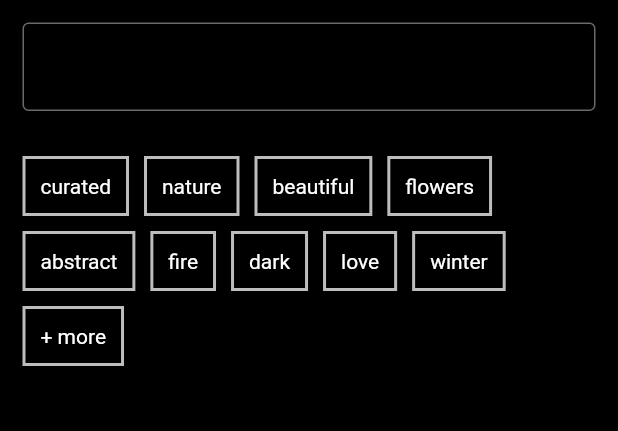
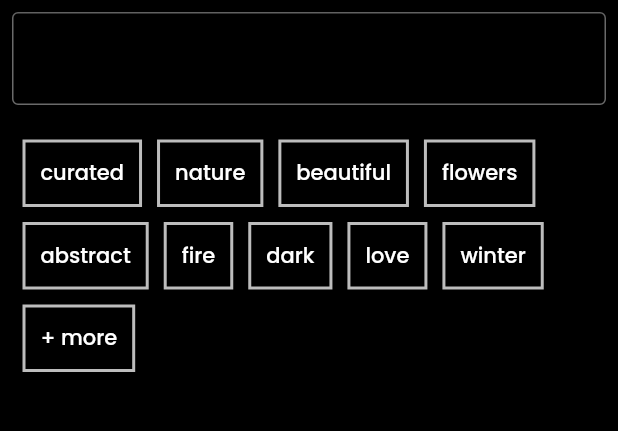
Before and after one commit to nibsuoogee/gallery-app-flutter, a Flutter app: the screen it shows after launch, on a phone screen of 412 x 824 dp, the part 84-515 px from its top. Run offline on Flutter 3.47's test engine with Material 2 defaults, Android fonts, the phone set to English and light mode, and no system bars; Roboto replaces fonts that are missing (Kanit).

Commit message:
Images now stored in maps so photographer and id can be displayed

```diff
--- a/lib/main.dart
+++ b/lib/main.dart
@@ -16,7 +16,7 @@ class MyApp extends StatelessWidget {
       title: 'Flutter Demo',
       theme: ThemeData(
         primarySwatch: Colors.red,
-        fontFamily: 'Kanit',
+        fontFamily: 'Poppins',
       ),
       home: const MyHomePage(title: 'GARBO GALLERY'),
     );
@@ -37,7 +37,7 @@ class _MyHomePageState extends State<MyHomePage> {
   final List<String> _searchArray = ['curated', 'nature', 'beautiful', 'flowers', 'abstract', 'fire', 'dark', 'love', 'winter', '+ more'];
   final List<String> _searchArrayExtension = ['curated', 'nature', 'beautiful', 'flowers', 'abstract', 'fire', 'dark', 'love', 'winter', 'business', 'technology', 'space', 'city', 'dog', 'cat', 'beach', 'mountain', 'gamer', 'car', 'sports', 'science', 'landscape','- less'];
   String selectedWord = 'None';
-  List<String> _images = [];
+  List<Map> _images = [];
   final ScrollController _scrollController = ScrollController();
   late FocusNode myFocusNode;
   TextEditingController myController = TextEditingController();
@@ -79,10 +79,14 @@ class _MyHomePageState extends State<MyHomePage> {
     if (response.statusCode == 200) {
       final data = jsonDecode(response.body) as Map;
 
-      List<String> responseImages = [];
+      List<Map> responseImages = [];
 
       for (Map<String, dynamic> element in data['photos']) {
-        responseImages.add(element['src']['portrait']);
+        var elementMap = <String, dynamic>{};
+        elementMap ['image'] =  element['src']['portrait'];
+        elementMap ['photographer'] =  element['photographer'];
+        elementMap ['id'] =  element['id'];
+        responseImages.add(elementMap);
       }
 
       setState(() {
@@ -93,12 +97,6 @@ class _MyHomePageState extends State<MyHomePage> {
     } else {
       throw Exception('Failed to load data');
     }
-  }
-
-  void addCollie() {
-    setState(() {
-      _images.add("https://www.vastavalo.net/albums/userpics/13414/normal_4564_collie.jpg");
-    });
   }
 
   @override
@@ -122,7 +120,7 @@ class _MyHomePageState extends State<MyHomePage> {
             itemBuilder: (context, int index){
               if (index == 0) {
               return Padding(
-                padding: const EdgeInsets.all(15),
+                padding: const EdgeInsets.all(8.0),
                 child: TextFormField(
 
                   controller: myController,
@@ -134,8 +132,8 @@ class _MyHomePageState extends State<MyHomePage> {
                     makeApiRequest(myController.text);
                   },
                   focusNode: myFocusNode,
-                  cursorColor: Color.fromARGB(255, 255, 255, 255),
-                  style: TextStyle(color: Color.fromARGB(255, 255, 255, 255)),
+                  cursorColor: const Color.fromARGB(255, 255, 255, 255),
+                  style: const TextStyle(color: Color.fromARGB(255, 255, 255, 255)),
                   decoration: const InputDecoration(
                     border: OutlineInputBorder(),
                     enabledBorder: OutlineInputBorder(
@@ -178,10 +176,10 @@ class _MyHomePageState extends State<MyHomePage> {
                     makeApiRequest(selectedWord);
                   },
                   child: Container(
-                    padding: EdgeInsets.all(10),
+                    padding: const EdgeInsets.all(8.0),
                     decoration: BoxDecoration(
                     border: Border.all(
-                      color: Color.fromARGB(255, 224, 224, 224),
+                      color: const Color.fromARGB(255, 224, 224, 224),
                       width: 2,
                     ),
                     ),
@@ -199,10 +197,10 @@ class _MyHomePageState extends State<MyHomePage> {
                     scrollToTop();
                   },
                   child: Container(
-                    padding: EdgeInsets.all(10),
+                    padding: const EdgeInsets.all(8.0),
                     decoration: BoxDecoration(
                     border: Border.all(
-                      color: Color.fromARGB(255, 130, 130, 130),
+                      color: const Color.fromARGB(255, 130, 130, 130),
                       width: 2,
                     ),
                     ),
@@ -216,15 +214,30 @@ class _MyHomePageState extends State<MyHomePage> {
               ]);
 
             } else {
-              return Padding(
+              return Column(
+                crossAxisAlignment: CrossAxisAlignment.start,
+                children: [Padding(
                 padding: const EdgeInsets.all(8.0),
                 child: ClipRRect(
                   borderRadius: BorderRadius.circular(10.0),
                   child: FadeInImage.assetNetwork(
                       placeholder: 'graphics/dark_placeholder_image.jpg',
-                      image: _images[index-1],
+                      image: _images[index-1]['image'],
                     ),
                 ),
+              ),
+              Padding(
+                padding: const EdgeInsets.all(8.0),
+                child: Text(
+                      'Photographer: ${_images[index-1]['photographer']}\nID: ${_images[index-1]['id']}', style: TextStyle(color: Color.fromARGB(255, 149, 149, 149)),
+                  ),
+                ),
+                const Padding(
+                padding: EdgeInsets.all(15.0)
+
+                ),
+              ],
+
               );
             }
           },)
--- a/pubspec.yaml
+++ b/pubspec.yaml
@@ -79,10 +79,10 @@ flutter:
   # list giving the asset and other descriptors for the font. For
   # example:
   fonts:
-   - family: Kanit
+   - family: Poppins
      fonts:
-       - asset: fonts/KANIT-MEDIUM.ttf
-       - asset: fonts/KANIT-MEDIUMITALIC.ttf
+       - asset: fonts/Poppins-Medium.ttf
+       - asset: fonts/Poppins-MediumItalic.ttf
          style: italic
   #   - family: Trajan Pro
   #     fonts:
```
Also changed, not shown: fonts/Poppins-Medium.ttf (added), fonts/Poppins-MediumItalic.ttf (added).
